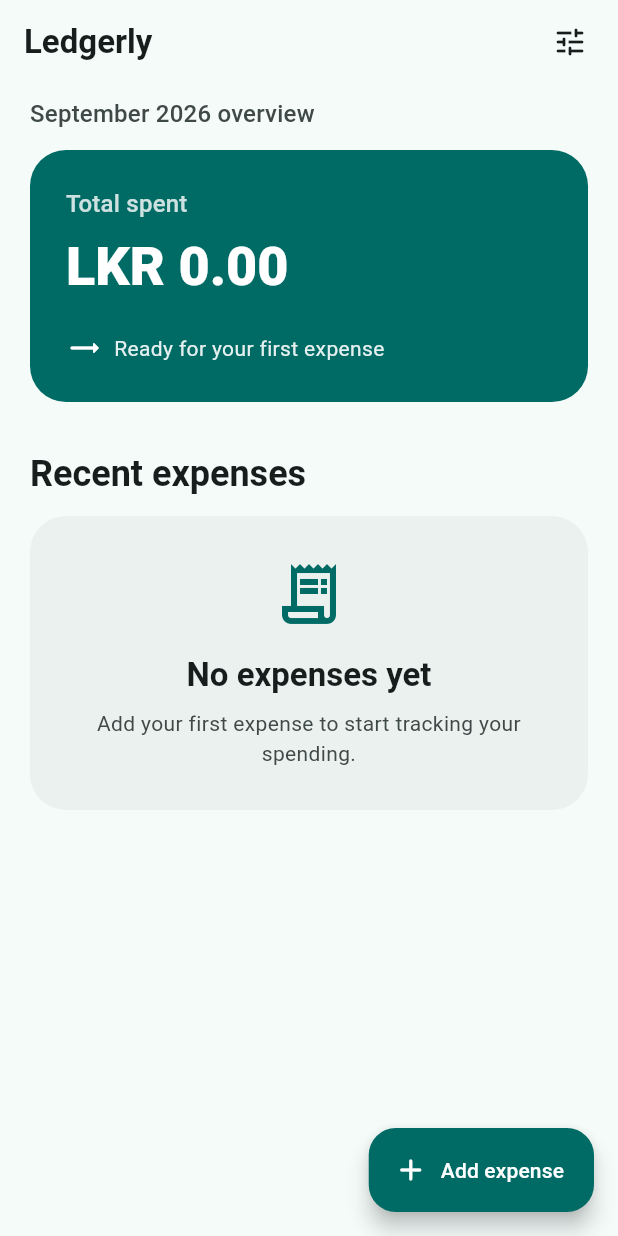
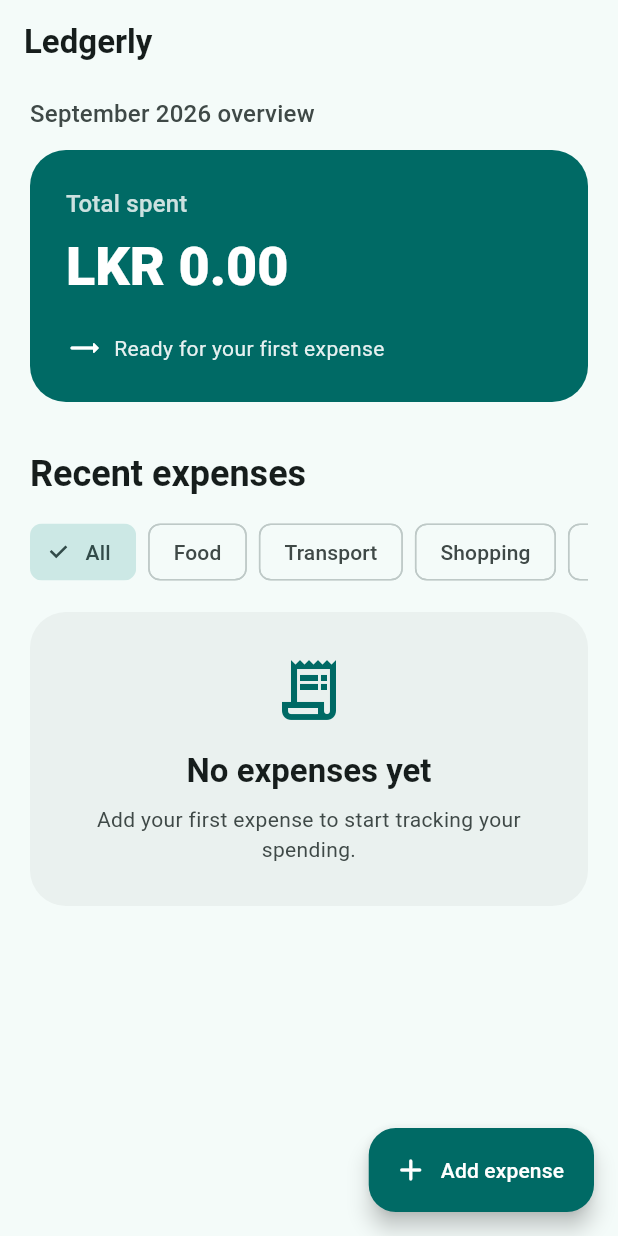
Before and after one commit to tharukanandasiri/Expense-Tracker-Mobile-App, a Flutter app: the screen it shows after launch, on a phone screen of 412 x 824 dp. Run offline on Flutter 3.47's test engine with Material 3 defaults, Android fonts, the phone set to English and light mode, and no system bars; our stand-ins replace cloud_firestore, firebase_core; accounts and stored records are empty.

Commit message:
feat: add category and date expense filters

```diff
--- a/lib/features/expenses/presentation/pages/expenses_page.dart
+++ b/lib/features/expenses/presentation/pages/expenses_page.dart
@@ -31,15 +31,23 @@ class ExpensesPage extends StatelessWidget {
   }
 }
 
-class _ExpenseDashboard extends StatelessWidget {
+class _ExpenseDashboard extends StatefulWidget {
   const _ExpenseDashboard({required this.repository, required this.expenses});
 
   final ExpenseRepository repository;
   final List<Expense> expenses;
 
+  @override
+  State<_ExpenseDashboard> createState() => _ExpenseDashboardState();
+}
+
+class _ExpenseDashboardState extends State<_ExpenseDashboard> {
+  ExpenseCategory? _selectedCategory;
+  DateTime? _selectedDate;
+
   List<Expense> get _currentMonthExpenses {
     final now = DateTime.now();
-    return expenses
+    return widget.expenses
         .where(
           (expense) =>
               expense.date.year == now.year && expense.date.month == now.month,
@@ -48,8 +56,34 @@ class _ExpenseDashboard extends StatelessWidget {
       ..sort((first, second) => second.date.compareTo(first.date));
   }
 
-  double get _currentMonthTotal =>
-      _currentMonthExpenses.fold(0, (total, expense) => total + expense.amount);
+  List<Expense> get _visibleExpenses {
+    return _currentMonthExpenses.where((expense) {
+      final matchesCategory =
+          _selectedCategory == null || expense.category == _selectedCategory;
+      final matchesDate =
+          _selectedDate == null ||
+          (expense.date.year == _selectedDate!.year &&
+              expense.date.month == _selectedDate!.month &&
+              expense.date.day == _selectedDate!.day);
+      return matchesCategory && matchesDate;
+    }).toList();
+  }
+
+  double get _visibleTotal =>
+      _visibleExpenses.fold(0, (total, expense) => total + expense.amount);
+
+  bool get _hasFilters => _selectedCategory != null || _selectedDate != null;
+
+  Future<void> _selectDate() async {
+    final selectedDate = await showDatePicker(
+      context: context,
+      firstDate: DateTime(2000),
+      lastDate: DateTime.now().add(const Duration(days: 366)),
+      initialDate: _selectedDate ?? DateTime.now(),
+    );
+
+    if (selectedDate != null) setState(() => _selectedDate = selectedDate);
+  }
 
   Future<void> _openExpenseForm(
     BuildContext context, [
@@ -66,7 +100,7 @@ class _ExpenseDashboard extends StatelessWidget {
     if (savedExpense == null || !context.mounted) return;
 
     try {
-      await repository.saveExpense(savedExpense);
+      await widget.repository.saveExpense(savedExpense);
     } catch (error) {
       if (context.mounted) _showError(context, 'Could not save expense.');
     }
@@ -94,7 +128,7 @@ class _ExpenseDashboard extends StatelessWidget {
     if (shouldDelete != true || !context.mounted) return;
 
     try {
-      await repository.deleteExpense(expense.id);
+      await widget.repository.deleteExpense(expense.id);
     } catch (error) {
       if (context.mounted) _showError(context, 'Could not delete expense.');
     }
@@ -110,22 +144,18 @@ class _ExpenseDashboard extends StatelessWidget {
   Widget build(BuildContext context) {
     final theme = Theme.of(context);
     final colorScheme = theme.colorScheme;
-    final monthExpenses = _currentMonthExpenses;
+    final monthExpenses = _visibleExpenses;
 
     return Scaffold(
       appBar: AppBar(
-        title: const Text(
+        title: const FittedBox(
+          fit: BoxFit.scaleDown,
+          alignment: Alignment.centerLeft,
+          child: Text(
             'Ledgerly',
             style: TextStyle(fontWeight: FontWeight.w700),
           ),
-        actions: [
-          IconButton(
-            onPressed: () {},
-            tooltip: 'Open settings',
-            icon: const Icon(Icons.tune_rounded),
         ),
-          const SizedBox(width: 8),
-        ],
       ),
       body: SafeArea(
         child: ListView(
@@ -153,7 +183,7 @@ class _ExpenseDashboard extends StatelessWidget {
                     ),
                     const SizedBox(height: 8),
                     Text(
-                      'LKR ${_currentMonthTotal.toStringAsFixed(2)}',
+                      'LKR ${_visibleTotal.toStringAsFixed(2)}',
                       style: theme.textTheme.displaySmall?.copyWith(
                         color: colorScheme.onPrimary,
                         fontWeight: FontWeight.w800,
@@ -169,12 +199,17 @@ class _ExpenseDashboard extends StatelessWidget {
                           color: colorScheme.onPrimary,
                         ),
                         const SizedBox(width: 8),
-                        Text(
+                        Expanded(
+                          child: Text(
                             monthExpenses.isEmpty
                                 ? 'Ready for your first expense'
                                 : '${monthExpenses.length} expense${monthExpenses.length == 1 ? '' : 's'} this month',
+                            overflow: TextOverflow.ellipsis,
                             style: theme.textTheme.bodyMedium?.copyWith(
-                            color: colorScheme.onPrimary.withValues(alpha: 0.9),
+                              color: colorScheme.onPrimary.withValues(
+                                alpha: 0.9,
+                              ),
+                            ),
                           ),
                         ),
                       ],
@@ -191,8 +226,24 @@ class _ExpenseDashboard extends StatelessWidget {
               ),
             ),
             const SizedBox(height: 12),
+            _ExpenseFilters(
+              selectedCategory: _selectedCategory,
+              selectedDate: _selectedDate,
+              onCategorySelected: (category) =>
+                  setState(() => _selectedCategory = category),
+              onDateSelected: _selectDate,
+              onClear: () => setState(() {
+                _selectedCategory = null;
+                _selectedDate = null;
+              }),
+            ),
+            const SizedBox(height: 16),
             if (monthExpenses.isEmpty)
-              _EmptyExpensesCard(colorScheme: colorScheme, theme: theme)
+              _EmptyExpensesCard(
+                colorScheme: colorScheme,
+                theme: theme,
+                hasFilters: _hasFilters,
+              )
             else
               ...monthExpenses.map(
                 (expense) => _ExpenseTile(
@@ -253,11 +304,85 @@ class _ExpenseErrorView extends StatelessWidget {
   }
 }
 
+class _ExpenseFilters extends StatelessWidget {
+  const _ExpenseFilters({
+    required this.selectedCategory,
+    required this.selectedDate,
+    required this.onCategorySelected,
+    required this.onDateSelected,
+    required this.onClear,
+  });
+
+  final ExpenseCategory? selectedCategory;
+  final DateTime? selectedDate;
+  final ValueChanged<ExpenseCategory?> onCategorySelected;
+  final VoidCallback onDateSelected;
+  final VoidCallback onClear;
+
+  @override
+  Widget build(BuildContext context) {
+    final localizations = MaterialLocalizations.of(context);
+    final colorScheme = Theme.of(context).colorScheme;
+
+    return Row(
+      children: [
+        Expanded(
+          child: SingleChildScrollView(
+            scrollDirection: Axis.horizontal,
+            child: Row(
+              children: [
+                FilterChip(
+                  label: const Text('All'),
+                  selected: selectedCategory == null,
+                  onSelected: (_) => onCategorySelected(null),
+                ),
+                const SizedBox(width: 8),
+                ...ExpenseCategory.values.map(
+                  (category) => Padding(
+                    padding: const EdgeInsets.only(right: 8),
+                    child: FilterChip(
+                      label: Text(category.label),
+                      selected: selectedCategory == category,
+                      onSelected: (_) => onCategorySelected(category),
+                    ),
+                  ),
+                ),
+                FilterChip(
+                  avatar: const Icon(Icons.calendar_today_outlined, size: 16),
+                  label: Text(
+                    selectedDate == null
+                        ? 'Date'
+                        : localizations.formatShortDate(selectedDate!),
+                  ),
+                  selected: selectedDate != null,
+                  onSelected: (_) => onDateSelected(),
+                ),
+              ],
+            ),
+          ),
+        ),
+        if (selectedCategory != null || selectedDate != null)
+          IconButton(
+            onPressed: onClear,
+            tooltip: 'Clear filters',
+            color: colorScheme.primary,
+            icon: const Icon(Icons.filter_alt_off_rounded),
+          ),
+      ],
+    );
+  }
+}
+
 class _EmptyExpensesCard extends StatelessWidget {
-  const _EmptyExpensesCard({required this.colorScheme, required this.theme});
+  const _EmptyExpensesCard({
+    required this.colorScheme,
+    required this.theme,
+    required this.hasFilters,
+  });
 
   final ColorScheme colorScheme;
   final ThemeData theme;
+  final bool hasFilters;
 
   @override
   Widget build(BuildContext context) {
@@ -274,14 +399,16 @@ class _EmptyExpensesCard extends StatelessWidget {
             ),
             const SizedBox(height: 16),
             Text(
-              'No expenses yet',
+              hasFilters ? 'No matching expenses' : 'No expenses yet',
               style: theme.textTheme.titleLarge?.copyWith(
                 fontWeight: FontWeight.w700,
               ),
             ),
             const SizedBox(height: 8),
             Text(
-              'Add your first expense to start tracking your spending.',
+              hasFilters
+                  ? 'Try adjusting your filters to see more expenses.'
+                  : 'Add your first expense to start tracking your spending.',
               textAlign: TextAlign.center,
               style: theme.textTheme.bodyMedium?.copyWith(
                 color: colorScheme.onSurfaceVariant,
```
Also changed, not shown: 2 other files. Lines whose indentation alone changed are shown as unchanged.
